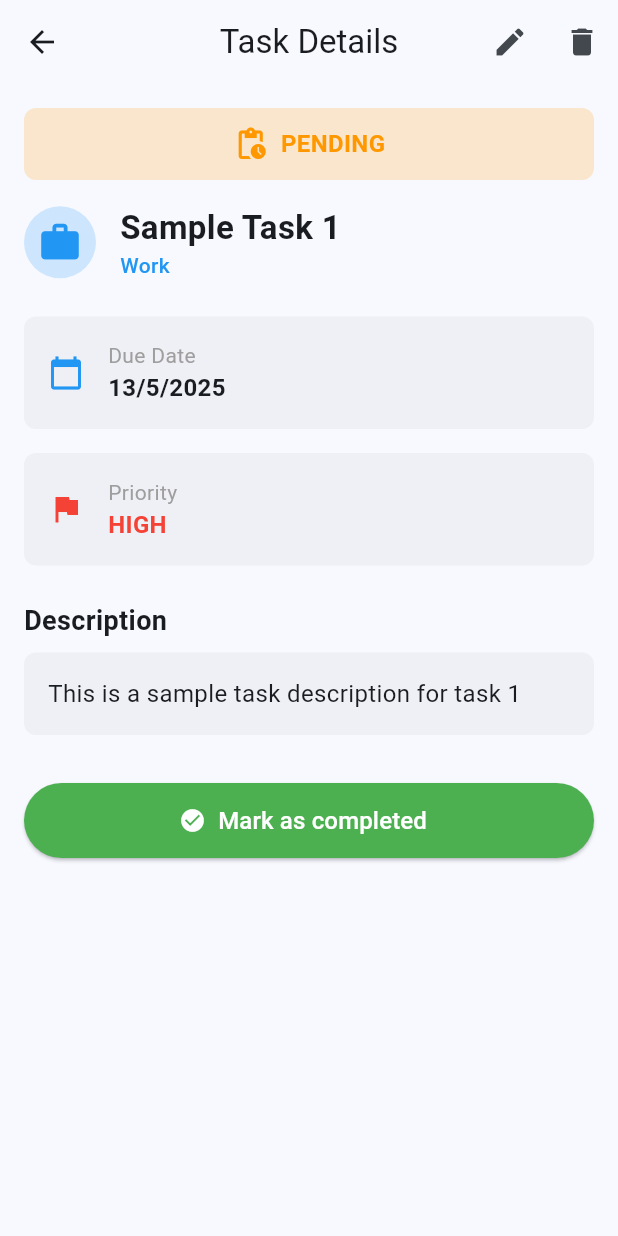
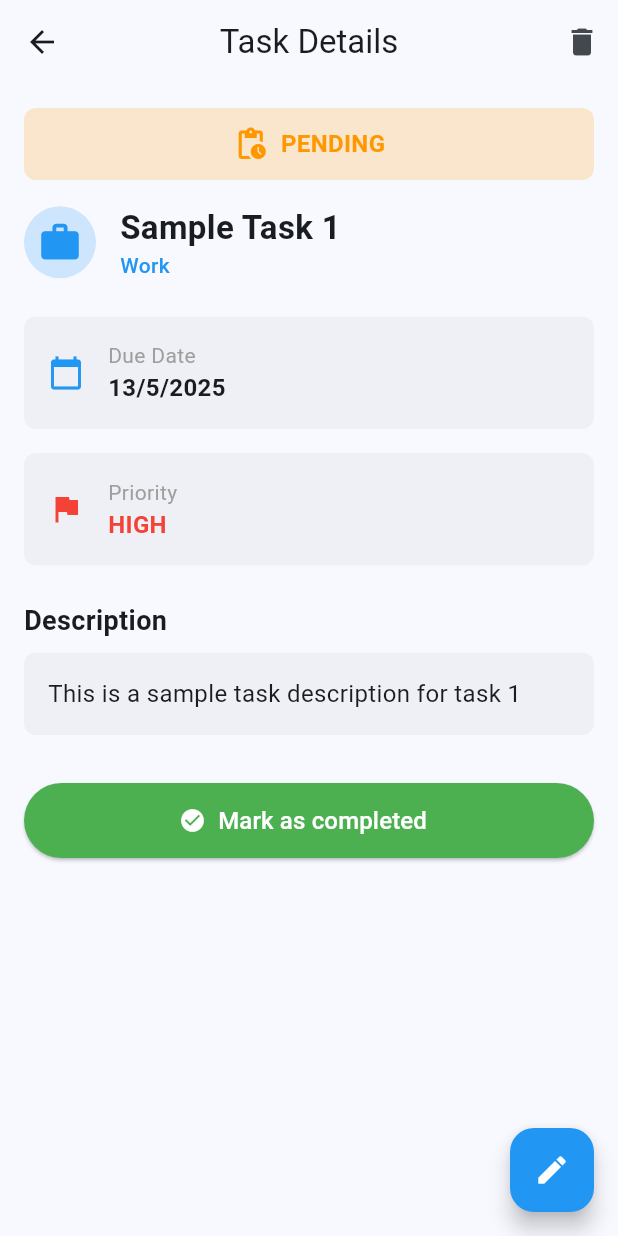
Before and after one commit to teoarandaa/flutter_practica, a Flutter app: the CategoryTasksView screen opened directly with sample values from the repository, after a tap on an icon or button, on a phone screen of 412 x 824 dp. Run offline on Flutter 3.47's test engine with Material 3 defaults, Android fonts, the light colour scheme and no system bars; our stand-ins replace shared_preferences; accounts and stored records are empty.

Commit message:
bug fixed for edit and delete tasks

```diff
--- a/practica_flutter/lib/main.dart
+++ b/practica_flutter/lib/main.dart
@@ -4,6 +4,7 @@ import 'views/home_view.dart';
 import 'theme/app_theme.dart';
 import 'theme/theme_provider.dart';
 import 'viewmodels/task_list_viewmodel.dart';
+import 'viewmodels/task_detail_viewmodel.dart';
 import 'services/language_service.dart';
 import 'package:flutter_localizations/flutter_localizations.dart';
 
@@ -19,6 +20,7 @@ class TaskManagerApp extends StatelessWidget {
     return MultiProvider(
       providers: [
         ChangeNotifierProvider(create: (_) => TaskListViewModel()),
+        ChangeNotifierProvider(create: (_) => TaskDetailViewModel()),
         ChangeNotifierProvider(create: (_) => ThemeProvider()),
         ChangeNotifierProvider(create: (_) => LanguageService()),
       ],
--- a/practica_flutter/lib/services/language_service.dart
+++ b/practica_flutter/lib/services/language_service.dart
@@ -84,6 +84,8 @@ class LanguageService with ChangeNotifier {
 
       // Additional keys
       'organize_tasks': 'Organize your tasks',
+      'task_created': 'Task created',
+      'task_not_found': 'Task not found',
     },
 
     'es': {
@@ -166,6 +168,8 @@ class LanguageService with ChangeNotifier {
 
       // Additional keys
       'organize_tasks': 'Organiza tus tareas',
+      'task_created': 'Tarea creada',
+      'task_not_found': 'Tarea no encontrada',
     }
   };
 
--- a/practica_flutter/lib/services/task_service.dart
+++ b/practica_flutter/lib/services/task_service.dart
@@ -4,12 +4,17 @@ import '../models/category.dart';
 
 // This simulates a service that would normally interact with a database or API
 class TaskService {
-  final List<Task> _tasks = [];
+  static final TaskService _instance = TaskService._internal();
 
-  // Constructor with sample data
-  TaskService() {
+  factory TaskService() {
+    return _instance;
+  }
+
+  TaskService._internal() {
     _generateSampleTasks();
   }
+
+  final List<Task> _tasks = [];
 
   // Get all tasks
   List<Task> getAllTasks() {
@@ -55,6 +60,8 @@ class TaskService {
 
   // Generate sample tasks for demonstration
   void _generateSampleTasks() {
+    if (_tasks.isNotEmpty) return; // Only generate if tasks are empty
+
     final random = Random();
 
     for (int i = 0; i < 15; i++) {
--- a/practica_flutter/lib/viewmodels/task_detail_viewmodel.dart
+++ b/practica_flutter/lib/viewmodels/task_detail_viewmodel.dart
@@ -3,14 +3,21 @@ import '../models/task.dart';
 import '../services/task_service.dart';
 
 class TaskDetailViewModel extends ChangeNotifier {
-  final TaskService _taskService = TaskService();
+  static final TaskService _taskService = TaskService();
   Task? _task;
 
   Task? get task => _task;
 
   void loadTask(String taskId) {
     final allTasks = _taskService.getAllTasks();
-    _task = allTasks.firstWhere((task) => task.id == taskId, orElse: () => throw Exception('Task not found'));
+    try {
+      _task = allTasks.firstWhere(
+        (task) => task.id == taskId,
+      );
+    } catch (e) {
+      // Si no se encuentra la tarea, asignar null
+      _task = null;
+    }
     notifyListeners();
   }
 
--- a/practica_flutter/lib/views/category_tasks_view.dart
+++ b/practica_flutter/lib/views/category_tasks_view.dart
@@ -15,11 +15,8 @@ class CategoryTasksView extends StatelessWidget {
   @override
   Widget build(BuildContext context) {
     final i18n = AppLocalizations.of(context);
+    final viewModel = Provider.of<TaskListViewModel>(context);
 
-    return ChangeNotifierProvider(
-      create: (_) => TaskListViewModel(),
-      child: Consumer<TaskListViewModel>(
-        builder: (context, viewModel, child) {
     viewModel.setFilter(category.id);
     final tasks = viewModel.tasks;
 
@@ -95,8 +92,5 @@ class CategoryTasksView extends StatelessWidget {
         child: const Icon(Icons.add),
       ),
     );
-        },
-      ),
-    );
   }
 }
--- a/practica_flutter/lib/views/task_detail_view.dart
+++ b/practica_flutter/lib/views/task_detail_view.dart
@@ -5,30 +5,72 @@ import '../models/category.dart';
 import 'task_edit_view.dart';
 import '../utils/localizations.dart';
 
-class TaskDetailView extends StatelessWidget {
+class TaskDetailView extends StatefulWidget {
   final String taskId;
 
   const TaskDetailView({super.key, required this.taskId});
 
   @override
+  State<TaskDetailView> createState() => _TaskDetailViewState();
+}
+
+class _TaskDetailViewState extends State<TaskDetailView> {
+  late Future<void> _loadTaskFuture;
+
+  @override
+  void initState() {
+    super.initState();
+    _loadTaskFuture = _loadTask();
+  }
+
+  Future<void> _loadTask() async {
+    // Esperar a que el frame termine de construirse
+    await Future.delayed(Duration.zero);
+    if (!mounted) return;
+
+    // Cargar la tarea
+    final viewModel = Provider.of<TaskDetailViewModel>(context, listen: false);
+    viewModel.loadTask(widget.taskId);
+  }
+
+  @override
   Widget build(BuildContext context) {
     final i18n = AppLocalizations.of(context);
 
-    return ChangeNotifierProvider(
-      create: (_) {
-        final viewModel = TaskDetailViewModel();
-        viewModel.loadTask(taskId);
-        return viewModel;
+    return Scaffold(
+      appBar: AppBar(
+        title: Text(i18n.text('task_details')),
+        actions: [
+          Consumer<TaskDetailViewModel>(
+            builder: (context, viewModel, child) {
+              if (viewModel.task == null) return const SizedBox.shrink();
+
+              return IconButton(
+                icon: const Icon(Icons.delete),
+                onPressed: () {
+                  _showDeleteConfirmation(context, i18n);
                 },
-      child: Consumer<TaskDetailViewModel>(
+              );
+            },
+          ),
+        ],
+      ),
+      body: FutureBuilder(
+        future: _loadTaskFuture,
+        builder: (context, snapshot) {
+          if (snapshot.connectionState == ConnectionState.waiting) {
+            return const Center(
+              child: CircularProgressIndicator(),
+            );
+          }
+
+          return Consumer<TaskDetailViewModel>(
             builder: (context, viewModel, child) {
               final task = viewModel.task;
 
               if (task == null) {
-            return const Scaffold(
-              body: Center(
-                child: CircularProgressIndicator(),
-              ),
+                return Center(
+                  child: Text(i18n.text('task_not_found')),
                 );
               }
 
@@ -37,32 +79,7 @@ class TaskDetailView extends StatelessWidget {
                 orElse: () => Categories.all.first,
               );
 
-          return Scaffold(
-            appBar: AppBar(
-              title: Text(i18n.text('task_details')),
-              actions: [
-                IconButton(
-                  icon: const Icon(Icons.edit),
-                  onPressed: () {
-                    Navigator.push(
-                      context,
-                      MaterialPageRoute(
-                        builder: (context) => TaskEditView(task: task),
-                      ),
-                    ).then((_) {
-                      viewModel.loadTask(taskId);
-                    });
-                  },
-                ),
-                IconButton(
-                  icon: const Icon(Icons.delete),
-                  onPressed: () {
-                    _showDeleteConfirmation(context, viewModel, i18n);
-                  },
-                ),
-              ],
-            ),
-            body: SingleChildScrollView(
+              return SingleChildScrollView(
                 padding: const EdgeInsets.all(16.0),
                 child: Column(
                   crossAxisAlignment: CrossAxisAlignment.start,
@@ -182,7 +199,30 @@ class TaskDetailView extends StatelessWidget {
                     ),
                   ],
                 ),
+              );
+            },
+          );
+        },
       ),
+      floatingActionButton: Consumer<TaskDetailViewModel>(
+        builder: (context, viewModel, child) {
+          if (viewModel.task == null) return const SizedBox.shrink();
+
+          return FloatingActionButton(
+            heroTag: "editTask",
+            onPressed: () {
+              Navigator.push(
+                context,
+                MaterialPageRoute(
+                  builder: (context) => TaskEditView(task: viewModel.task!),
+                ),
+              ).then((_) {
+                // Recargar la tarea después de la edición
+                viewModel.loadTask(widget.taskId);
+              });
+            },
+            backgroundColor: Colors.blue,
+            child: const Icon(Icons.edit),
           );
         },
       ),
@@ -225,32 +265,6 @@ class TaskDetailView extends StatelessWidget {
     );
   }
 
-  void _showDeleteConfirmation(BuildContext context, TaskDetailViewModel viewModel, AppLocalizations i18n) {
-    showDialog(
-      context: context,
-      builder: (context) => AlertDialog(
-        title: Text(i18n.text('delete_task_title')),
-        content: Text(i18n.text('delete_task_message')),
-        actions: [
-          TextButton(
-            onPressed: () {
-              Navigator.of(context).pop();
-            },
-            child: Text(i18n.text('cancel')),
-          ),
-          TextButton(
-            onPressed: () {
-              viewModel.deleteTask();
-              Navigator.of(context).pop();
-              Navigator.of(context).pop();
-            },
-            child: Text(i18n.text('delete')),
-          ),
-        ],
-      ),
-    );
-  }
-
   Color _getPriorityColor(int priority) {
     switch (priority) {
       case 3:
@@ -276,4 +290,32 @@ class TaskDetailView extends StatelessWidget {
         return i18n.text('none');
     }
   }
+
+  void _showDeleteConfirmation(BuildContext context, AppLocalizations i18n) {
+    final viewModel = Provider.of<TaskDetailViewModel>(context, listen: false);
+
+    showDialog(
+      context: context,
+      builder: (context) => AlertDialog(
+        title: Text(i18n.text('delete_task_title')),
+        content: Text(i18n.text('delete_task_message')),
+        actions: [
+          TextButton(
+            onPressed: () {
+              Navigator.of(context).pop();
+            },
+            child: Text(i18n.text('cancel')),
+          ),
+          TextButton(
+            onPressed: () {
+              viewModel.deleteTask();
+              Navigator.of(context).pop();
+              Navigator.of(context).pop();
+            },
+            child: Text(i18n.text('delete')),
+          ),
+        ],
+      ),
+    );
   }
+}
```
Also changed, not shown: practica_flutter/lib/views/home_view.dart (+8 -9 lines), practica_flutter/lib/views/task_create_view.dart (+10 -5 lines), practica_flutter/lib/views/task_edit_view.dart (+15 -6 lines). Lines whose indentation alone changed are shown as unchanged.
